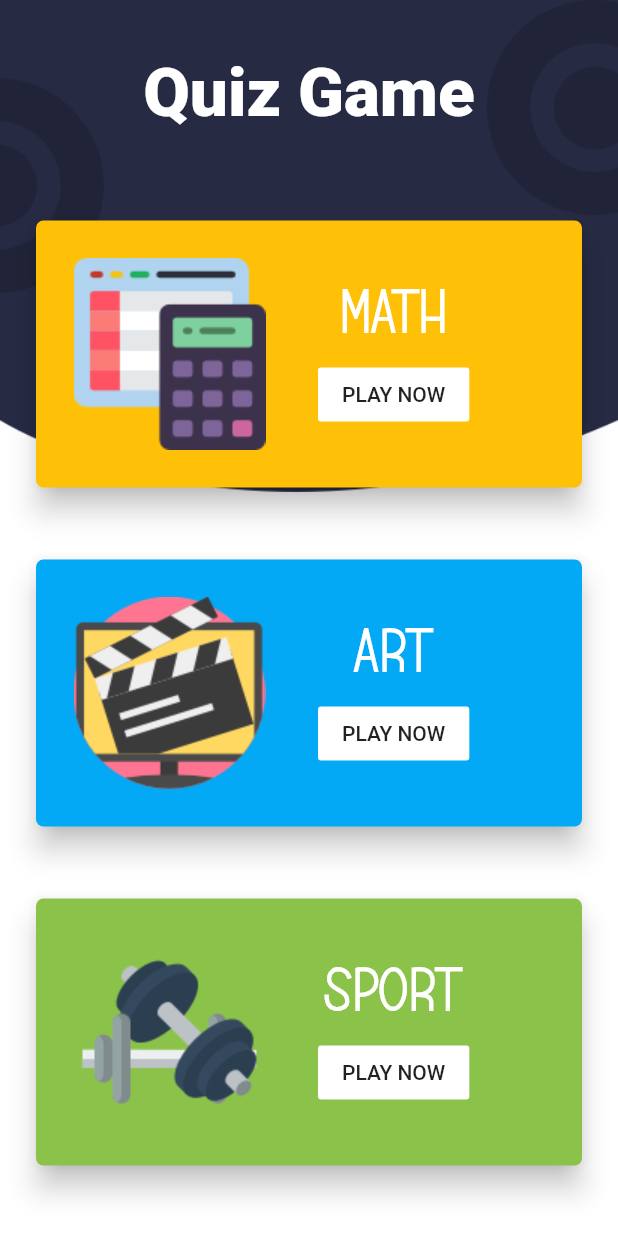
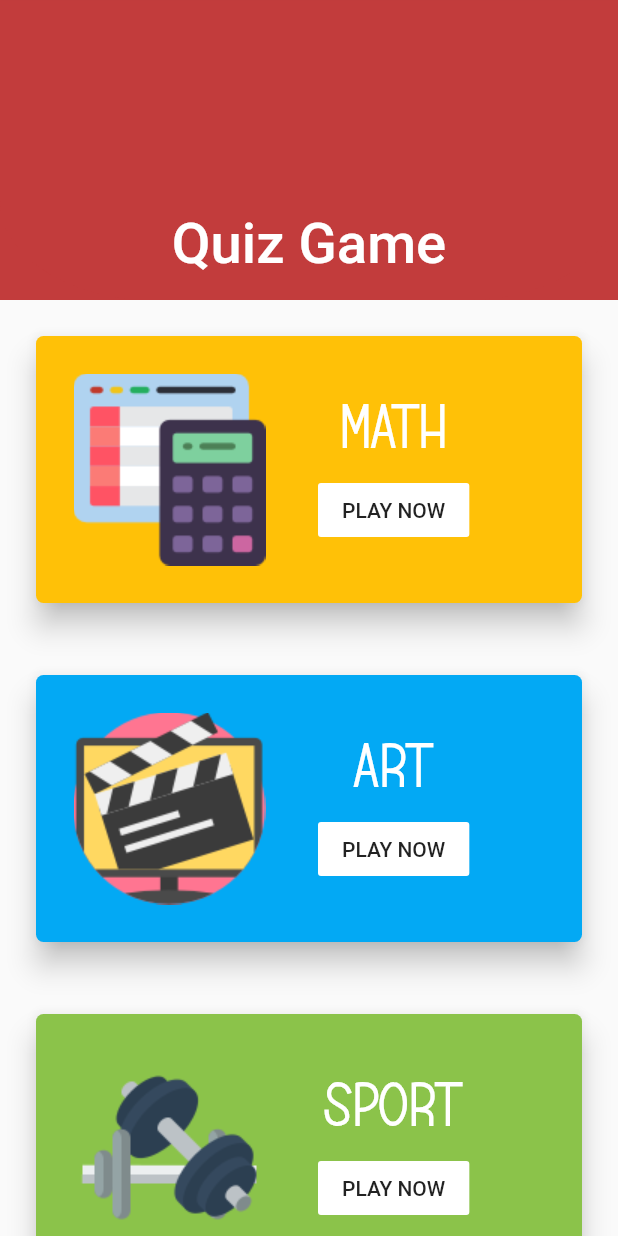
Before and after one commit to Shebo-247/quiz_game_flutter_app, a Flutter app: the screen it shows after launch, on a phone screen of 412 x 824 dp. Run offline on Flutter 3.47's test engine with Material 2 defaults, Android fonts, the phone set to English and light mode, and no system bars; our stand-ins replace rflutter_alert; missing offline and left inert: back_button_interceptor.

```diff
--- a/lib/main.dart
+++ b/lib/main.dart
@@ -9,6 +9,7 @@ class MyApp extends StatelessWidget {
   Widget build(BuildContext context) {
     return MaterialApp(
       home: SelectionPage(),
+      debugShowCheckedModeBanner: false,
     );
   }
 }
--- a/lib/screens/home_page.dart
+++ b/lib/screens/home_page.dart
@@ -204,7 +204,9 @@ class _HomePageState extends State<HomePage> {
         child: SafeArea(
           child: Column(
             mainAxisAlignment: MainAxisAlignment.spaceBetween,
+            crossAxisAlignment: CrossAxisAlignment.stretch,
             children: <Widget>[
+              // header
               Padding(
                 padding: const EdgeInsets.symmetric(
                     vertical: 20.0, horizontal: 10.0),
@@ -237,6 +239,7 @@ class _HomePageState extends State<HomePage> {
                   ],
                 ),
               ),
+              // quiz body
               Expanded(
                 child: SingleChildScrollView(
                   child: Padding(
@@ -330,6 +333,7 @@ class _HomePageState extends State<HomePage> {
                   ),
                 ),
               ),
+              // score board
               Container(
                   constraints: BoxConstraints.tightFor(
                     height: 60.0,
--- a/lib/screens/selection_page.dart
+++ b/lib/screens/selection_page.dart
@@ -5,30 +5,35 @@ class SelectionPage extends StatelessWidget {
   @override
   Widget build(BuildContext context) {
     return Scaffold(
-      body: Container(
-        decoration: BoxDecoration(
-          image: DecorationImage(
-            image: AssetImage('images/bg.png'),
-            fit: BoxFit.cover,
-          ),
-        ),
-        constraints: BoxConstraints.expand(),
-        child: SafeArea(
-          child: SingleChildScrollView(
+      body: NestedScrollView(
+        headerSliverBuilder: (BuildContext context, bool innerBoxIsScrolled) {
+          return <Widget>[
+            SliverAppBar(
+              expandedHeight: 200.0,
+              floating: true,
+              pinned: true,
+              backgroundColor: Color(0xFFc23c3c),
+              flexibleSpace: FlexibleSpaceBar(
+                centerTitle: true,
+                title: Text(
+                  "Quiz Game",
+                  style: TextStyle(
+                    color: Colors.white,
+                    fontSize: 25.0,
+                  ),
+                ),
+                background: Image.asset(
+                  'images/toolbar_bg.png',
+                  fit: BoxFit.fill,
+                ),
+              ),
+            ),
+          ];
+        },
+        body: SingleChildScrollView(
+          child: Center(
             child: Column(
               children: <Widget>[
-                Padding(
-                  padding: const EdgeInsets.symmetric(
-                      vertical: 35.0, horizontal: 0.0),
-                  child: Text(
-                    'Quiz Game',
-                    style: TextStyle(
-                      fontSize: 45.0,
-                      fontWeight: FontWeight.w900,
-                      color: Colors.white,
-                    ),
-                  ),
-                ),
                 CustomCard('Math', 'calculator', Colors.amber),
                 CustomCard('Art', 'movie', Colors.lightBlue),
                 CustomCard('Sport', 'sports', Colors.lightGreen),
--- a/lib/utils/question_card.dart
+++ b/lib/utils/question_card.dart
@@ -12,7 +12,7 @@ class QuestionCard extends StatelessWidget {
   @override
   Widget build(BuildContext context) {
     return Padding(
-      padding: const EdgeInsets.only(top: 25.0, left: 20.0, right: 20.0),
+      padding: const EdgeInsets.only(top: 25.0, left: 20.0, right: 20.0, bottom: 25.0),
       child: Card(
         shape: RoundedRectangleBorder(
           borderRadius: BorderRadius.circular(5.0),
```
Also changed, not shown: images/toolbar_bg.png (added).
